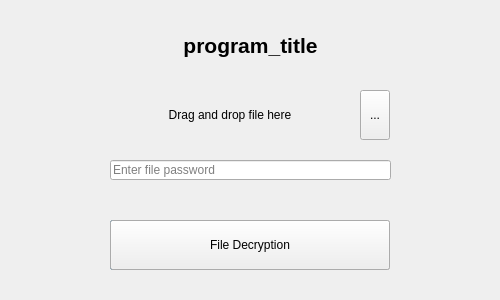
The window that program/src/FileDecWindow.ui (suzukaotto/enc-program-v2_GUI) describes before a commit, drawn with Qt 5.
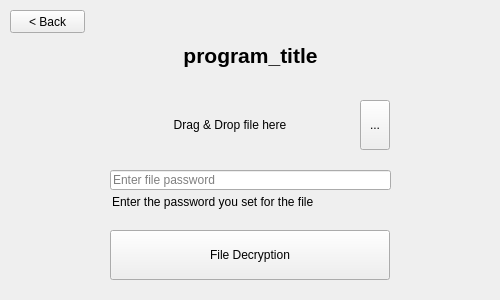
The same window after the commit. Icons and pictures are not drawn.

Patch:
```diff
--- a/program/src/FileDecWindow.ui
+++ b/program/src/FileDecWindow.ui
@@ -24,7 +24,7 @@
     <property name="geometry">
      <rect>
       <x>110</x>
-      <y>160</y>
+      <y>170</y>
       <width>281</width>
       <height>20</height>
      </rect>
@@ -58,7 +58,7 @@
     <property name="geometry">
      <rect>
       <x>10</x>
-      <y>20</y>
+      <y>30</y>
       <width>481</width>
       <height>51</height>
      </rect>
@@ -94,7 +94,7 @@
     <property name="geometry">
      <rect>
       <x>110</x>
-      <y>90</y>
+      <y>100</y>
       <width>240</width>
       <height>50</height>
      </rect>
@@ -112,7 +112,7 @@
      <bool>false</bool>
     </property>
     <property name="text">
-     <string>Drag and drop file here</string>
+     <string>Drag &amp; Drop file here</string>
     </property>
     <property name="alignment">
      <set>Qt::AlignCenter</set>
@@ -122,7 +122,7 @@
     <property name="geometry">
      <rect>
       <x>360</x>
-      <y>90</y>
+      <y>100</y>
       <width>30</width>
       <height>50</height>
      </rect>
@@ -143,10 +143,10 @@
     </property>
     <property name="geometry">
      <rect>
-      <x>110</x>
-      <y>220</y>
-      <width>280</width>
-      <height>50</height>
+      <x>111</x>
+      <y>239</y>
+      <width>278</width>
+      <height>31</height>
      </rect>
     </property>
     <property name="sizePolicy">
@@ -178,7 +178,7 @@
     <property name="geometry">
      <rect>
       <x>110</x>
-      <y>220</y>
+      <y>230</y>
       <width>280</width>
       <height>50</height>
      </rect>
@@ -190,6 +190,35 @@
      <string>File Decryption</string>
     </property>
    </widget>
+   <widget class="QPushButton" name="back_btn">
+    <property name="geometry">
+     <rect>
+      <x>10</x>
+      <y>10</y>
+      <width>75</width>
+      <height>23</height>
+     </rect>
+    </property>
+    <property name="toolTip">
+     <string>return to menu</string>
+    </property>
+    <property name="text">
+     <string>&lt; Back</string>
+    </property>
+   </widget>
+   <widget class="QLabel" name="pw_advice_label">
+    <property name="geometry">
+     <rect>
+      <x>112</x>
+      <y>194</y>
+      <width>280</width>
+      <height>16</height>
+     </rect>
+    </property>
+    <property name="text">
+     <string>Enter the password you set for the file</string>
+    </property>
+   </widget>
   </widget>
  </widget>
  <resources/>
```
Left out of the diff: 25 changed lines with no effect on the pictures.
